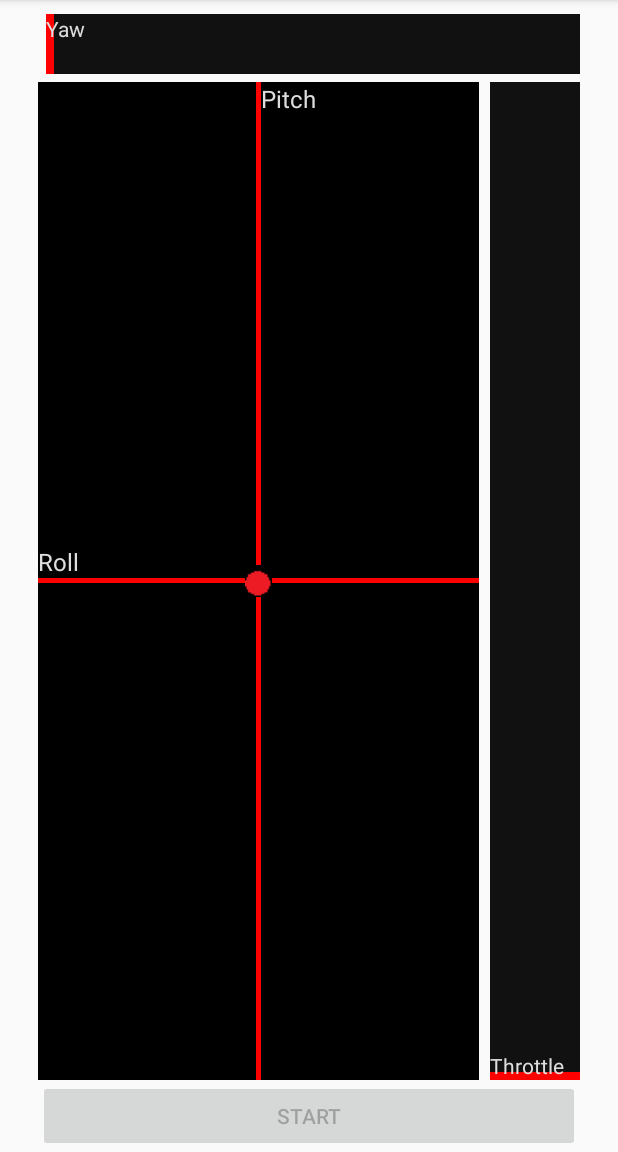
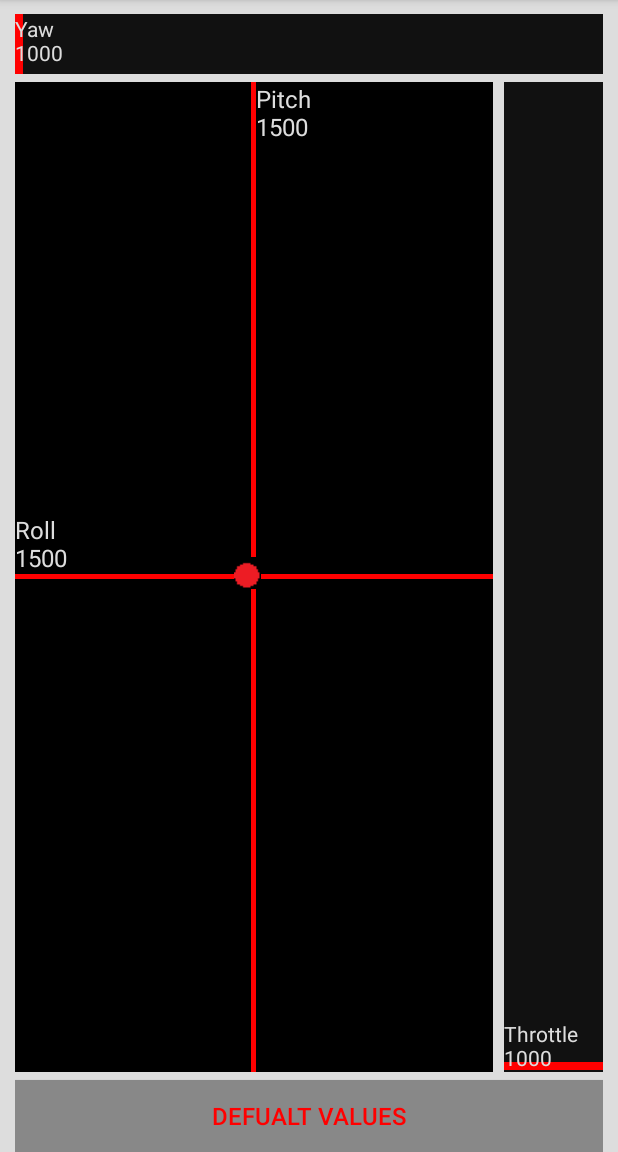
Before and after one commit to raiaan/PlaneGUI, an Android app: the screen it shows after launch (MainActivity), after a tap on "START", on a phone screen of 412 x 824 dp, the part 84-1236 px from its top. Run offline under Robolectric (Android 15) with nearby library versions, the phone set to English and light mode, and no system bars; libraries missing offline, so code that uses them is left out: com.felhr.usbserial.

Commit message:
improving2

```diff
--- a/app/src/main/java/com/example/ryaan/plangui/MainActivity.java
+++ b/app/src/main/java/com/example/ryaan/plangui/MainActivity.java
@@ -1,6 +1,7 @@
 package com.example.ryaan.plangui;
 
 import android.content.Context;
+import android.graphics.Color;
 import android.hardware.usb.UsbDevice;
 import android.hardware.usb.UsbDeviceConnection;
 import android.hardware.usb.UsbManager;
@@ -84,7 +85,7 @@ public class MainActivity extends AppCompatActivity {
                 if(val>=1000&&val<=2000)
                 {
                     throttleContent.setY((int)event.getY());
-                    throttleValue.setText("Throttle:"+"\n"+(int)val);
+                    throttleValue.setText("Throttle\n"+(int)val);
                     throttle=val;
                     serial();
 
@@ -99,24 +100,18 @@ public class MainActivity extends AppCompatActivity {
             public boolean onTouch(View v, MotionEvent event) {
                 x= relativeLayout.getWidth();
                 y= relativeLayout.getHeight();
-                Boolean atBoundary=event.getX()>=relativeLayout.getMinimumWidth()&&event.getX()<=relativeLayout.getWidth()-5
-                        &&event.getY()>=relativeLayout.getMinimumHeight()&&event.getY()<=relativeLayout.getHeight()-5;
-                    switch (event.getAction()){
-                        case MotionEvent.ACTION_MOVE:
+                roll=1000+Math.floor(1000*event.getX()/x);
+                pitch=2000-Math.floor(1000*event.getY()/y);
+                Boolean atBoundary=roll>=1000&&roll<=2000
+                        &&pitch>=1000&&pitch<=2000;
                 if(atBoundary)
                 {
                     img.setX(event.getX());
                     img.setY(event.getY());
-                                roll=1000+Math.floor(1000*event.getX()/x);
-                                pitch=2000-Math.floor(1000*event.getY()/y);
-                                rollTxt.setText("Roll:"+(int)roll);
-                                pitchTxt.setText("Pitch:"+(int)pitch);
-                                //Log.v("x,y",""+roll+">>>"+pitch);
+                    rollTxt.setText("Roll\n"+(int)roll);
+                    pitchTxt.setText("Pitch\n"+(int)pitch);
                     serial();
                 }
-                            break;
-                    }
-
                 return true;
             }
         });
@@ -125,7 +120,22 @@ public class MainActivity extends AppCompatActivity {
         start.setOnClickListener(new View.OnClickListener() {
             @Override
             public void onClick(View v) {
-                start.setEnabled(false);
+                img.setX(relativeLayout.getPivotX()-20);
+                img.setY(relativeLayout.getPivotY()-20);
+                rollTxt.setText("Roll\n1500");
+                pitchTxt.setText("Pitch\n1500");
+                start.setBackgroundColor(Color.GRAY);
+                start.setTextColor(Color.RED);
+                throttleValue.setText("Throttle\n1000");
+                yawValue.setText("Yaw\n1000");
+                start.setText("defualt values");
+                throttle=1000;
+                yaw=1000;
+                roll=1500;
+                pitch=1500;
+                throttleContent.setY(throttleContainer.getHeight()-10);
+                yawContent.setX(yawContainer.getLeft());
+//                start.setEnabled(false);
                 serial();
             }
         });
--- a/app/src/main/res/layout/content_main.xml
+++ b/app/src/main/res/layout/content_main.xml
@@ -4,6 +4,7 @@
     android:id="@+id/content_main"
     android:layout_width="match_parent"
     android:layout_height="match_parent"
+    android:background="@color/lightGrey"
     android:paddingLeft="@dimen/activity_horizontal_margin"
     android:paddingRight="@dimen/activity_horizontal_margin"
     android:paddingTop="@dimen/activity_vertical_margin"
@@ -26,10 +27,9 @@
                 <RelativeLayout
                     android:layout_width="0dp"
                     android:layout_height="40dp"
-                    android:layout_weight="8"
+                    android:layout_weight="1"
                     android:id="@+id/YawContainer"
-                    android:background="#111"
-                    android:layout_marginLeft="5dp">
+                    android:background="#111">
                     <View
                         android:layout_width="5dp"
                         android:layout_height="match_parent"
@@ -131,6 +131,10 @@
         android:layout_width="match_parent"
         android:layout_height="wrap_content"
         android:layout_alignParentBottom="true"
+        android:background="@color/red"
+        android:layout_marginTop="5dp"
+        android:textColor="@color/lightGrey"
+        android:textSize="@dimen/roll_and_pitch_text_size"
         android:text="start"
         android:id="@+id/start"
         />
--- a/app/src/main/res/values/dimens.xml
+++ b/app/src/main/res/values/dimens.xml
@@ -1,5 +1,5 @@
 <resources>
-    <dimen name="activity_horizontal_margin">25dp</dimen>
+    <dimen name="activity_horizontal_margin">10dp</dimen>
     <dimen name="activity_vertical_margin">60dp</dimen>
     <dimen name="fab_margin">16dp</dimen>
     <dimen name="roll_and_pitch_text_size">16dp</dimen>
--- a/build.gradle
+++ b/build.gradle
@@ -5,7 +5,7 @@ buildscript {
         jcenter()
     }
     dependencies {
-        classpath 'com.android.tools.build:gradle:2.3.0'
+        classpath 'com.android.tools.build:gradle:2.3.1'
 
         // NOTE: Do not place your application dependencies here; they belong
         // in the individual module build.gradle files
```
Lines whose indentation alone changed are shown as unchanged.
